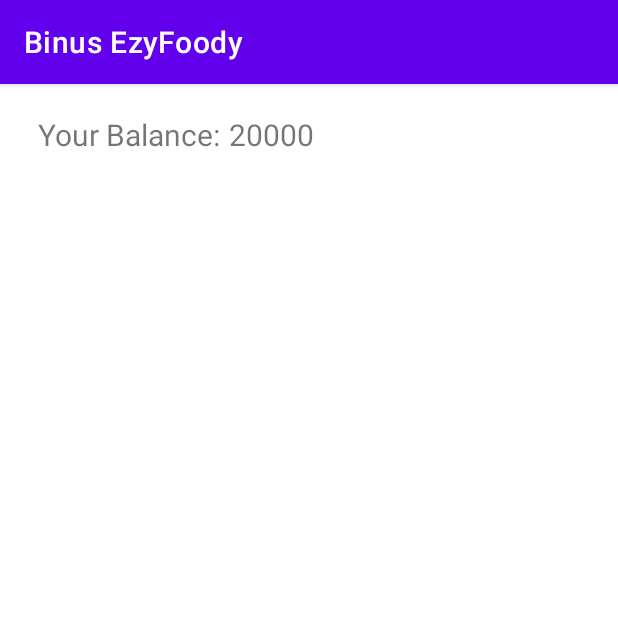
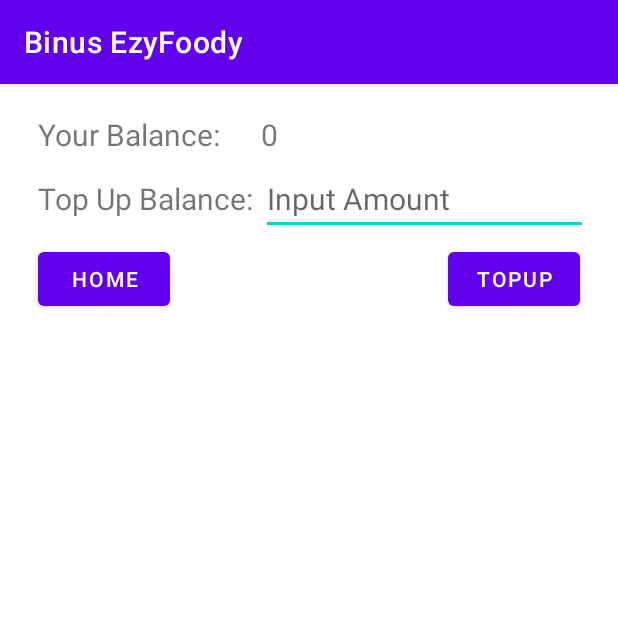
Before and after one commit to LaurensiusVincentRohandy/MOBI6059-MobileProgramming, an Android app: the TopUpActivity screen opened directly, with no data from a screen before it, on a phone screen of 412 x 824 dp, the top half of it. Run offline under Robolectric (Android 15) with nearby library versions, the phone set to English and light mode, and no system bars.

Commit message:
Modify topUp

```diff
--- a/BinusEzyFoody/app/src/main/java/com/example/binusezyfoody/TopUp.java
+++ b/BinusEzyFoody/app/src/main/java/com/example/binusezyfoody/TopUp.java
@@ -1,13 +1,14 @@
 package com.example.binusezyfoody;
 
 public class TopUp {
-    String balance = "20000";
+    int balance;
 
-    public String getBalance() {
+    public int getBalance() {
         return balance;
     }
 
-    public void setBalance(String balance) {
-        this.balance = balance;
+    public int setBalance(int balance) {
+        this.balance += balance;
+        return balance;
     }
 }
--- a/BinusEzyFoody/app/src/main/java/com/example/binusezyfoody/TopUpActivity.java
+++ b/BinusEzyFoody/app/src/main/java/com/example/binusezyfoody/TopUpActivity.java
@@ -5,7 +5,9 @@ import androidx.appcompat.app.AppCompatActivity;
 import android.content.Intent;
 import android.os.Bundle;
 import android.view.View;
+import android.widget.EditText;
 import android.widget.TextView;
+import android.widget.Toast;
 
 public class TopUpActivity extends AppCompatActivity {
     public static final String EXTRA_MESSAGE = "message";
@@ -15,9 +17,23 @@ public class TopUpActivity extends AppCompatActivity {
     protected void onCreate(Bundle savedInstanceState) {
         super.onCreate(savedInstanceState);
         setContentView(R.layout.activity_top_up);
-        String balance = topUp.getBalance();
+        String balance = Integer.toString(topUp.getBalance());
         TextView display = (TextView) findViewById(R.id.currBalance);
         display.setText(balance);
+    }
+
+    public void onClickTopUpButton(View view) {
+        EditText topUpView = (EditText)findViewById(R.id.inputTopUp);
+        String topUpTxt = topUpView.getText().toString();
+        int amount = Integer.parseInt(topUpTxt);
+        if (amount > 2000000) {
+            Toast toast = Toast.makeText(this, "Amount too big", Toast.LENGTH_LONG);
+            toast.show();
+        } else {
+            topUp.setBalance(amount);
+        }
+        Intent intent = new Intent(this, TopUpActivity.class);
+        startActivity(intent);
     }
 
     public void onClickBackButton(View view) {
--- a/BinusEzyFoody/app/src/main/res/layout/activity_top_up.xml
+++ b/BinusEzyFoody/app/src/main/res/layout/activity_top_up.xml
@@ -25,11 +25,48 @@
         android:layout_marginStart="5dp"
         android:textSize="20sp"/>
 
-<!--    <Button-->
-<!--        android:id="@+id/backButton"-->
-<!--        android:layout_width="wrap_content"-->
-<!--        android:layout_height="wrap_content"-->
-<!--        android:onClick="onClickBackButton"-->
-<!--        android:text="@string/back" />-->
+    <TextView
+        android:layout_width="wrap_content"
+        android:layout_height="wrap_content"
+        android:layout_row="1"
+        android:layout_column="0"
+        android:layout_marginTop="5dp"
+        android:layout_marginStart="5dp"
+        android:text="@string/topUpBalance"
+        android:textSize="20sp"/>
 
+    <EditText
+        android:id="@+id/inputTopUp"
+        android:layout_width="wrap_content"
+        android:layout_height="wrap_content"
+        android:layout_row="1"
+        android:layout_column="1"
+        android:layout_gravity="fill_horizontal"
+        android:layout_marginTop="5dp"
+        android:layout_marginStart="5dp"
+        android:hint="@string/topUpHint"
+        android:textSize="20sp" />
+
+    <Button
+        android:id="@+id/topUpButton"
+        android:layout_width="wrap_content"
+        android:layout_height="wrap_content"
+        android:layout_row="2"
+        android:layout_column="1"
+        android:layout_marginTop="5dp"
+        android:layout_marginEnd="5dp"
+        android:layout_gravity="right"
+        android:onClick="onClickTopUpButton"
+        android:text="@string/topUpButton" />
+
+    <Button
+        android:id="@+id/homeButton"
+        android:layout_width="wrap_content"
+        android:layout_height="wrap_content"
+        android:layout_row="2"
+        android:layout_column="0"
+        android:layout_marginTop="5dp"
+        android:layout_marginStart="5dp"
+        android:onClick="onClickBackButton"
+        android:text="@string/homeBtn" />
 </GridLayout>
--- a/BinusEzyFoody/app/src/main/res/values/strings.xml
+++ b/BinusEzyFoody/app/src/main/res/values/strings.xml
@@ -14,4 +14,7 @@
     <string name="error">Sorry, this page is not available yet :(</string>
     <string name="back">Back</string>
     <string name="yourBalance">Your Balance: </string>
+    <string name="topUpBalance">Top Up Balance: </string>
+    <string name="topUpHint">Input Amount</string>
+    <string name="homeBtn">Home</string>
 </resources>
```
